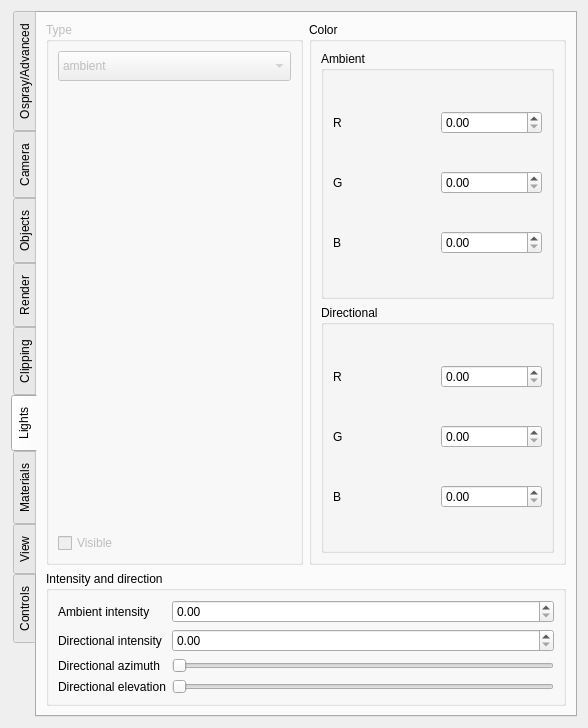
The window that src/Interface/Modules/Render/ViewOspraySceneConfig.ui (SCIInstitute/SCIRun) describes before a commit, drawn with Qt 5.
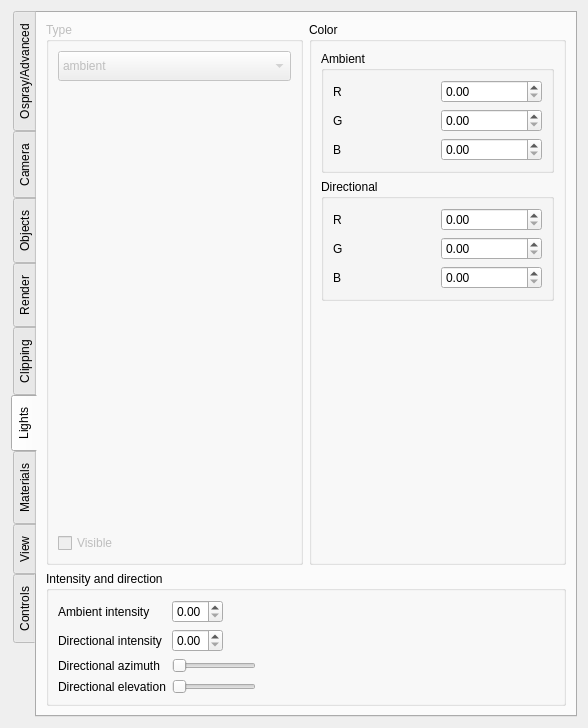
The same window after the commit. The open tabs and pages were chosen to show the change.

Commit message: Set light defaults

```diff
--- a/src/Interface/Modules/Render/ViewOspraySceneConfig.ui
+++ b/src/Interface/Modules/Render/ViewOspraySceneConfig.ui
@@ -29,7 +29,7 @@
       <enum>QTabWidget::West</enum>
      </property>
      <property name="currentIndex">
-      <number>5</number>
+      <number>0</number>
      </property>
      <property name="movable">
       <bool>true</bool>
@@ -1061,34 +1061,58 @@
           <string>Intensity and direction</string>
          </property>
          <layout class="QFormLayout" name="formLayout">
-          <item row="1" column="0">
+          <property name="fieldGrowthPolicy">
+           <enum>QFormLayout::FieldsStayAtSizeHint</enum>
+          </property>
+          <item row="0" column="0">
            <widget class="QLabel" name="label_27">
             <property name="text">
              <string>Ambient intensity</string>
             </property>
            </widget>
           </item>
-          <item row="1" column="1">
-           <widget class="QDoubleSpinBox" name="ambientLightIntensityDoubleSpinBox_"/>
+          <item row="0" column="1">
+           <widget class="QDoubleSpinBox" name="ambientLightIntensityDoubleSpinBox_">
+            <property name="maximum">
+             <double>3.000000000000000</double>
+            </property>
+            <property name="singleStep">
+             <double>0.010000000000000</double>
+            </property>
+           </widget>
           </item>
-          <item row="2" column="0">
+          <item row="1" column="0">
            <widget class="QLabel" name="label_28">
             <property name="text">
              <string>Directional intensity</string>
             </property>
            </widget>
           </item>
-          <item row="2" column="1">
-           <widget class="QDoubleSpinBox" name="directionalLightIntensityDoubleSpinBox_"/>
+          <item row="1" column="1">
+           <widget class="QDoubleSpinBox" name="directionalLightIntensityDoubleSpinBox_">
+            <property name="maximum">
+             <double>3.000000000000000</double>
+            </property>
+            <property name="singleStep">
+             <double>0.010000000000000</double>
+            </property>
+           </widget>
           </item>
-          <item row="3" column="0">
+          <item row="2" column="0">
            <widget class="QLabel" name="label_29">
             <property name="text">
              <string>Directional azimuth</string>
             </property>
            </widget>
           </item>
-          <item row="4" column="0">
+          <item row="2" column="1">
+           <widget class="QSlider" name="directionalLightAzimuthSlider_">
+            <property name="orientation">
+             <enum>Qt::Horizontal</enum>
+            </property>
+           </widget>
+          </item>
+          <item row="3" column="0">
            <widget class="QLabel" name="label_30">
             <property name="text">
              <string>Directional elevation</string>
@@ -1096,13 +1120,6 @@
            </widget>
           </item>
           <item row="3" column="1">
-           <widget class="QSlider" name="directionalLightAzimuthSlider_">
-            <property name="orientation">
-             <enum>Qt::Horizontal</enum>
-            </property>
-           </widget>
-          </item>
-          <item row="4" column="1">
            <widget class="QSlider" name="directionalLightElevationSlider_">
             <property name="orientation">
              <enum>Qt::Horizontal</enum>
@@ -1308,6 +1325,19 @@
             </layout>
            </widget>
           </item>
+          <item row="3" column="0">
+           <spacer name="verticalSpacer_8">
+            <property name="orientation">
+             <enum>Qt::Vertical</enum>
+            </property>
+            <property name="sizeHint" stdset="0">
+             <size>
+              <width>20</width>
+              <height>40</height>
+             </size>
+            </property>
+           </spacer>
+          </item>
          </layout>
         </widget>
        </item>
```
The commit also changes 3 other files.
